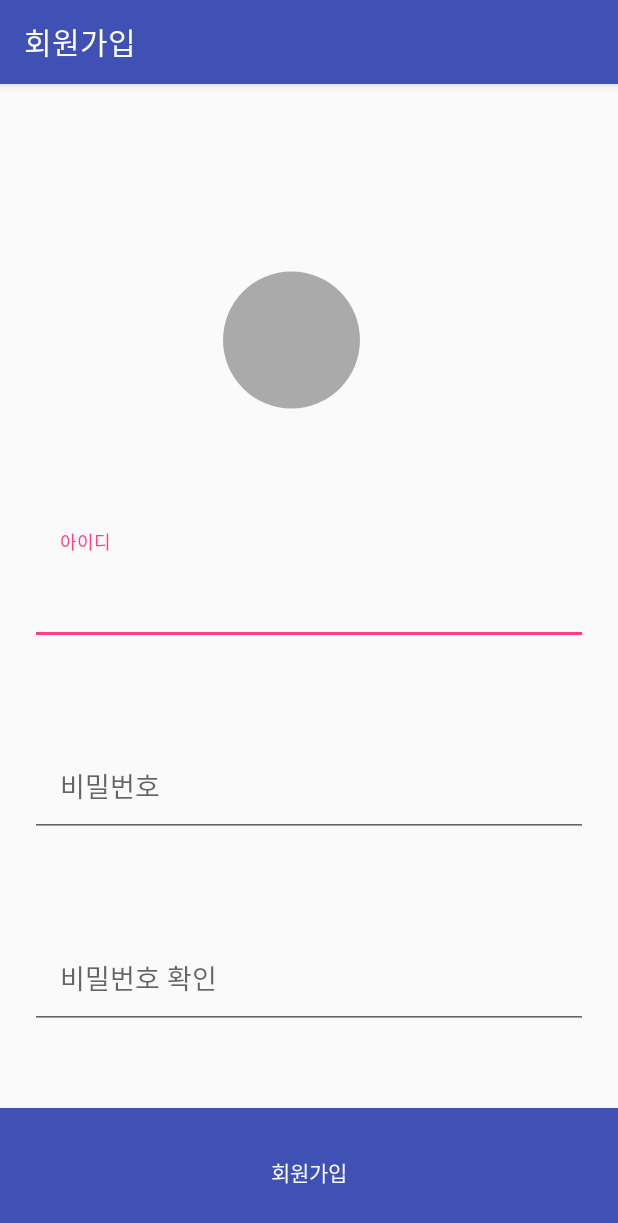
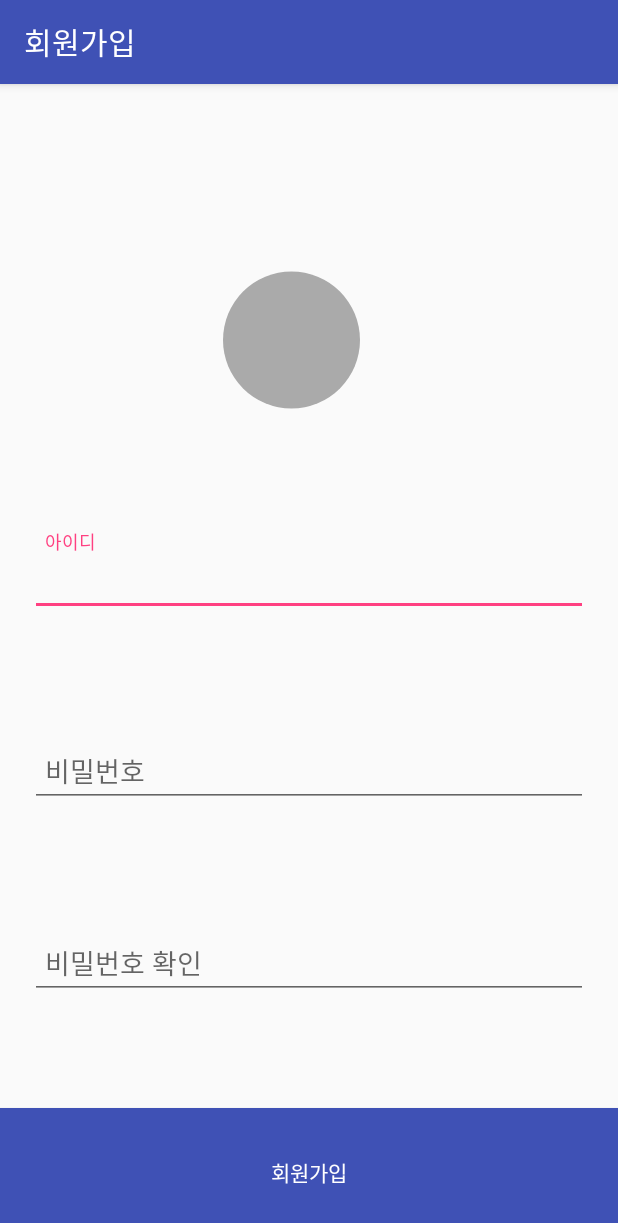
Before and after one commit to GeoN5/Diary, an Android app: the screen it shows after launch (RegisterActivity), after a tap on "회원가입", on a phone screen of 412 x 824 dp. Shown: the top 1223 px of the screen. Run offline under Robolectric (Android 15) with nearby library versions, the phone set to English and light mode, and no system bars; our stand-ins replace CircleImageView; libraries missing offline, so code that uses them is left out: pub.devrel.easypermissions; pictures from the network do not load.

```diff
--- a/app/src/main/java/com/example/geonho/retorfitkotlin/SplashActivity.kt
+++ b/app/src/main/java/com/example/geonho/retorfitkotlin/SplashActivity.kt
@@ -12,7 +12,10 @@ class SplashActivity : AppCompatActivity() {
         setContentView(R.layout.activity_splash)
 
         Handler().postDelayed({
-            startActivity(Intent(this@SplashActivity,LoginActivity::class.java))
+            if(SharedPreferenceUtil.getData(applicationContext,"token")==null){
+                startActivity(Intent(this@SplashActivity,LoginActivity::class.java))
+            }
+            startActivity(Intent(this@SplashActivity,MainActivity::class.java))
         },3000)
     }
 }
--- a/app/src/main/java/com/example/geonho/retorfitkotlin/utils.kt
+++ b/app/src/main/java/com/example/geonho/retorfitkotlin/utils.kt
@@ -66,7 +66,7 @@ object SharedPreferenceUtil {
 
     fun getData(context : Context, key : String) : String {
         var sharedPreferences : SharedPreferences = context.getSharedPreferences("test",Context.MODE_PRIVATE)
-        return sharedPreferences.getString(key,"")
+        return sharedPreferences.getString(key,null)
     }
 
     fun saveData(context: Context, key : String, value : String) {
--- a/app/src/main/res/layout/activity_register.xml
+++ b/app/src/main/res/layout/activity_register.xml
@@ -45,7 +45,7 @@
             android:id="@+id/usernameEditText"
             android:layout_width="match_parent"
             android:layout_height="wrap_content"
-            android:padding="20dp"
+            android:paddingLeft="10dp"
             android:inputType="text"/>
     </android.support.design.widget.TextInputLayout>
 
@@ -65,7 +65,7 @@
             android:id="@+id/password1EditText"
             android:layout_width="match_parent"
             android:layout_height="wrap_content"
-            android:padding="20dp"
+            android:padding="10dp"
             android:inputType="textPassword"/>
     </android.support.design.widget.TextInputLayout>
 
@@ -85,7 +85,7 @@
             android:id="@+id/password2EditText"
             android:layout_width="match_parent"
             android:layout_height="wrap_content"
-            android:padding="20dp"
+            android:padding="10dp"
             android:inputType="textPassword"/>
     </android.support.design.widget.TextInputLayout>
 
```
Also changed, not shown: app/src/main/java/com/example/geonho/retorfitkotlin/LoginActivity.kt (+29 -2 lines).
